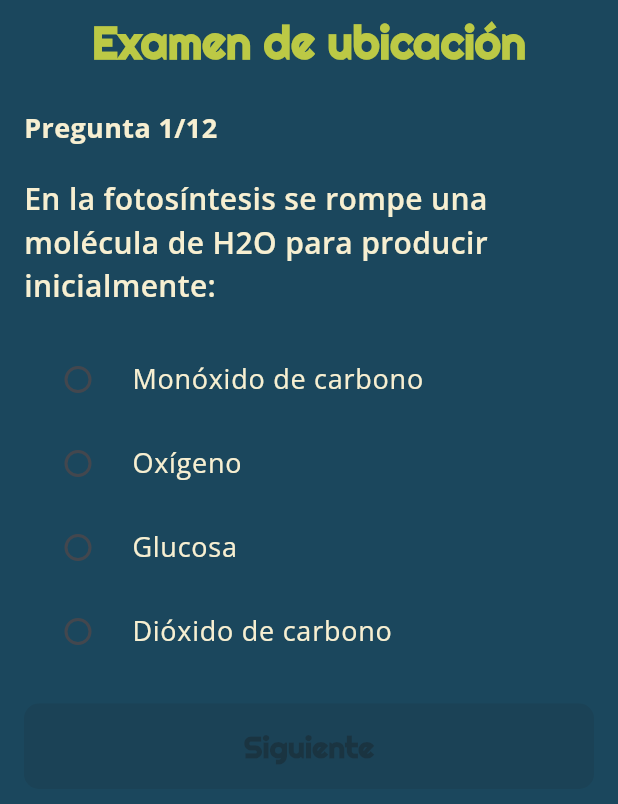
After one commit to bsjc1024/Hackpue2025, a Flutter app: the ExamenView screen opened directly, on a phone screen of 412 x 824 dp. The commit adds this screen. Shown: the top 804 px of the screen. Run offline on Flutter 3.47's test engine with Material 3 defaults, Android fonts, the phone set to English and light mode, and no system bars; our stand-ins replace google_fonts.

Commit message:
Tercer commit

```diff
--- /dev/null
+++ b/flutter_app/lib/screen/exam_ubication.dart
@@ -0,0 +1,366 @@
+import 'package:google_fonts/google_fonts.dart';
+import 'package:flutter/material.dart';
+
+void main() {
+  runApp(const MyApp());
+}
+
+class MyApp extends StatelessWidget {
+  const MyApp({super.key});
+
+  @override
+  Widget build(BuildContext context) {
+    return MaterialApp(
+      debugShowCheckedModeBanner: false,
+      title: 'Examen de Prueba',
+      theme: ThemeData(
+        colorScheme: ColorScheme.fromSeed(seedColor: Colors.blue),
+        useMaterial3: true,
+      ),
+      home: const ExamenView(),
+    );
+  }
+}
+
+// ---------------- EXAMEN ----------------
+class ExamenView extends StatefulWidget {
+  const ExamenView({super.key});
+
+  @override
+  State<ExamenView> createState() => _ExamenViewState();
+}
+
+class _ExamenViewState extends State<ExamenView> {
+  int _preguntaActual = 0;
+
+  final List<Map<String, dynamic>> _preguntas = [
+
+    {
+      "pregunta": "En la fotosíntesis se rompe una molécula de H2O para producir inicialmente:",
+      "opciones": ["Monóxido de carbono", "Oxígeno", "Glucosa", "Dióxido de carbono"],
+      "respuestaCorrecta": "Oxígeno"
+    },
+    {
+      "pregunta": "¿Qué sucede en la interfase y la mitosis?",
+      "opciones": [
+        "Interfase: G, S, P Mitosis: G1, S, G2",
+        "Interfase: P, G1, G2 Mitosis: P, M, S, T",
+        "Interfase: G1, S, G2 Mitosis: P, M, A, T",
+        "Interfase: G1, S, M Mitosis: P, M, A"
+      ],
+      "respuestaCorrecta": "Interfase: G1, S, G2 Mitosis: P, M, A, T"
+    },
+    {
+      "pregunta": "¿Qué favorece la reproducción sexual?",
+      "opciones": [
+        "Variabilidad genética",
+        "Formación de células diploides",
+        "Descendientes idénticos",
+        "Numerosos descendientes"
+      ],
+      "respuestaCorrecta": "Variabilidad genética"
+    },
+    {
+      "pregunta": "Si observas una célula y se distingue el corpúsculo de Barr ¿A qué tipo de célula pertenece?",
+      "opciones": [
+        "Individuo masculino.",
+        "Cromosomas",
+        "Cromosoma masculino",
+        "Individuo femenino"
+      ],
+      "respuestaCorrecta": "Individuo femenino"
+    },
+    {
+      "pregunta": "El metabolismo es la prueba de que la célula es la unidad:",
+      "opciones": [
+        "Anatómica y genética",
+        "Anatómica y funciona",
+        "Genética y funcional",
+        "Pequeña e indivisible"
+      ],
+      "respuestaCorrecta": "Anatómica y funciona"
+    },
+    {
+      "pregunta": "Cuando te duelen los músculos ¿Qué se produjo?",
+      "opciones": [
+        "Malato",
+        "Lactato",
+        "Etano",
+        "Piruvato"
+      ],
+      "respuestaCorrecta": "Lactato"
+    },
+    {
+      "pregunta": "Los borrados para realizar la Judea utilizan?",
+      "opciones": [
+        "olote, varas de otate, sables de madera y cúpula",
+        "olote, varas de otate, sables de madera y máscaras.",
+        "tocados, olote, varas de otate, máscaras y sables de madera",
+        "varas de otate, olote, sables de madera y peyote"
+      ],
+      "respuestaCorrecta": "varas de otate, olote, sables de madera y peyote."
+    },
+    {
+      "pregunta": "Al ser capturado el niño los demonios se autodestruyen puesto que",
+      "opciones": [
+        "deben acabarse entre ellos mismo",
+        "quieren dominar a los pobladores",
+        "no hay un orden superior que los controle",
+        "representan las fuerzas del inframundo"
+      ],
+      "respuestaCorrecta": "no hay un orden superior que los controle."
+    },
+    {
+      "pregunta": "Hay un SUJETO TÁCITO O IMPLÍCITO en",
+      "opciones": [
+        "Somos nada frente a la muerte infausta",
+        "Feliz aquél que busca a Dios en sí mismo",
+        "¡Señor!, tiembla mi alma ante tu grandeza",
+        "Yo he subido más alto, mucho más alto"
+      ],
+      "respuestaCorrecta": "Somos nada frente a la muerte infausta"
+    },
+    {
+      "pregunta": "Elige la opción que contiene sujeto y predicado",
+      "opciones": [
+        "Es útil la computadora",
+        "Las pirámides de Teotihuacán",
+        "Hoy, mañana y siempre",
+        "Las cuentas del gran capitán"
+      ],
+      "respuestaCorrecta": "Es útil la computadora"
+    },
+    {
+      "pregunta": "Existe un error de concordancia en:",
+      "opciones": [
+        "Los checoslovacos combatían en las calles y se oponían a la dictadura",
+        "Un sinnúmero de feligreses acudió a la Villa",
+        "La creación de muchas cosas no se tenían contempladas",
+        "El constante flujo y reflujo de divisas provocó alarma."
+      ],
+      "respuestaCorrecta": "La creación de muchas cosas no se tenían contempladas"
+    },
+    {
+      "pregunta": "Elige la función de la lengua que predomina en el siguiente ejemplo. Luisa, ¿puedes limpiar la mesa y lavar los trastes por favor?",
+      "opciones": [
+        "Metalingüística",
+        "Apelativa",
+        "Referencial",
+        "Sintomática"
+      ],
+      "respuestaCorrecta": "Apelativa"
+
+    }
+  ];
+
+  // Lista para guardar las respuestas del usuario
+  List<String?> _respuestasUsuario = [];
+
+  // Respuesta seleccionada en la pregunta actual
+  String? _respuestaSeleccionada;
+
+  @override
+  void initState() {
+    super.initState();
+    _respuestasUsuario = List.filled(_preguntas.length, null);
+  }
+
+  void _siguientePregunta() {
+    // Guardar la respuesta actual
+    _respuestasUsuario[_preguntaActual] = _respuestaSeleccionada;
+
+    if (_preguntaActual < _preguntas.length - 1) {
+      setState(() {
+        _preguntaActual++;
+        _respuestaSeleccionada = _respuestasUsuario[_preguntaActual];
+      });
+    } else {
+      // Terminar examen y mostrar resultados
+      Navigator.push(
+        context,
+        MaterialPageRoute(
+          builder: (_) => ResultadoScreen(
+            preguntas: _preguntas,
+            respuestasUsuario: _respuestasUsuario,
+          ),
+        ),
+      );
+    }
+  }
+
+  @override
+  Widget build(BuildContext context) {
+    final pregunta = _preguntas[_preguntaActual];
+
+return Scaffold(
+  backgroundColor: const Color(0xFF1B475D), // Fondo de toda la vista
+  appBar: AppBar(
+    backgroundColor: const Color(0xFF1B475D), // Fondo igual al body
+    elevation: 0, // Quita sombra
+    centerTitle: true, // Centrar título
+    title: Text(
+      "Examen de ubicación",
+      style: GoogleFonts.righteous(
+        fontSize: 30,
+        fontWeight: FontWeight.bold,
+        color: const Color.fromARGB(255, 188, 201, 69),
+      ),
+    ),
+  ),
+  body: Padding(
+    padding: const EdgeInsets.all(16.0),
+
+    child: Column(
+      crossAxisAlignment: CrossAxisAlignment.start,
+      children: [
+        Text(
+          "Pregunta ${_preguntaActual + 1}/${_preguntas.length}",
+          style: GoogleFonts.openSans(
+            fontSize: 18,
+            fontWeight: FontWeight.bold,
+            color: const Color.fromARGB(255, 247, 239, 209),
+          ),
+        ),
+        const SizedBox(height: 20),
+
+        // Texto de la pregunta
+        Text(
+          pregunta["pregunta"],
+          style: GoogleFonts.openSans(
+            fontSize: 20,
+            fontWeight: FontWeight.w600,
+            color: const Color.fromARGB(255, 247, 239, 209),
+          ),
+        ),
+        const SizedBox(height: 20),
+
+        // Lista de opciones
+        ...pregunta["opciones"].map<Widget>((opcion) {
+          return RadioListTile<String>(
+            activeColor: const Color(0xFFB4BD62), // color del radio
+            title: Text(
+              opcion,
+              style: GoogleFonts.openSans(
+                fontSize: 18, // un poco más pequeño que la pregunta
+                color: const Color.fromARGB(255, 247, 239, 209),
+              ),
+            ),
+            value: opcion,
+            groupValue: _respuestaSeleccionada,
+            onChanged: (value) {
+              setState(() {
+                _respuestaSeleccionada = value;
+              });
+            },
+          );
+        }).toList(),
+
+        const SizedBox(height: 20),
+
+        // Botón de siguiente
+        SizedBox(
+          width: double.infinity,
+          child: ElevatedButton(
+            style: ElevatedButton.styleFrom(
+              backgroundColor: const Color(0xFF8EBD9D), // color botón
+              foregroundColor: const Color(0xFF1B475D), // color texto
+              padding: const EdgeInsets.symmetric(vertical: 14),
+              shape: RoundedRectangleBorder(
+                borderRadius: BorderRadius.circular(10),
+              ),
+            ),
+            onPressed: _respuestaSeleccionada == null ? null : _siguientePregunta,
+            child: Text(
+              "Siguiente",
+              style: GoogleFonts.righteous(
+                fontSize: 20,
+                fontWeight: FontWeight.bold,
+              ),
+            ),
+          ),
+        ),
+      ],
+    ),
+  ),
+);
+  }
+}
+
+// ---------------- RESULTADOS ----------------
+class ResultadoScreen extends StatelessWidget {
+  final List<Map<String, dynamic>> preguntas;
+  final List<String?> respuestasUsuario;
+
+  const ResultadoScreen({
+    super.key,
+    required this.preguntas,
+    required this.respuestasUsuario,
+  });
+
+  @override
+  Widget build(BuildContext context) {
+    int correctas = 0;
+    int incorrectas = 0;
+
+    for (int i = 0; i < preguntas.length; i++) {
+      if (respuestasUsuario[i] == preguntas[i]['respuestaCorrecta']) {
+        correctas++;
+      } else {
+        incorrectas++;
+      }
+    }
+
+    double porcentaje = (correctas / preguntas.length) * 100;
+
+return Scaffold(
+      backgroundColor: const Color(0xFF1B475D), // Fondo igual que antes
+      body: Center(
+        child: Column(
+          mainAxisAlignment: MainAxisAlignment.center, // Centrado vertical
+          crossAxisAlignment: CrossAxisAlignment.center, // Centrado horizontal
+          children: [
+            Text(
+              "¡Examen terminado!",
+              textAlign: TextAlign.center,
+              style: GoogleFonts.righteous(
+                fontSize: 30,
+                fontWeight: FontWeight.bold,
+                color: const Color(0xFFFAD564),
+              ),
+            ),
+            const SizedBox(height: 30),
+            Text(
+              "Preguntas correctas: $correctas",
+              textAlign: TextAlign.center,
+              style: GoogleFonts.openSans(
+                fontSize: 24,
+                fontWeight: FontWeight.bold,
+                color: const Color(0xFFFFF5D0),
+              ),
+            ),
+            const SizedBox(height: 10),
+            Text(
+              "Preguntas incorrectas: $incorrectas",
+              textAlign: TextAlign.center,
+              style: GoogleFonts.openSans(
+                fontSize: 24,
+                fontWeight: FontWeight.bold,
+                color: const Color(0xFFFFF5D0),
+              ),
+            ),
+            const SizedBox(height: 30),
+            Text(
+              "Calificación: ${porcentaje.toStringAsFixed(1)}%",
+              textAlign: TextAlign.center,
+              style: GoogleFonts.righteous(
+                fontSize: 28,
+                fontWeight: FontWeight.bold,
+                color: const Color(0xFFFAD564),
+              ),
+            ),
+          ],
+        ),
+      ),
+    );
+  }
+}
--- a/flutter_app/lib/screen/university_question_screen.dart
+++ b/flutter_app/lib/screen/university_question_screen.dart
@@ -70,7 +70,7 @@ class UniversityQuestionScreen extends StatelessWidget {
                   },
                   child: const Text(
                     "No, todavía no sé",
-                    style: TextStyle(fontSize: 16, fontWeight: FontWeight.w600),
+                    style: TextStyle(fontSize: 22, fontWeight: FontWeight.w600),
                   ),
                 ),
               ),
--- a/flutter_app/pubspec.yaml
+++ b/flutter_app/pubspec.yaml
@@ -34,6 +34,7 @@ dependencies:
   # The following adds the Cupertino Icons font to your application.
   # Use with the CupertinoIcons class for iOS style icons.
   cupertino_icons: ^1.0.8
+  google_fonts: ^6.3.0
 
 dev_dependencies:
   flutter_test:
```
Also changed, not shown: flutter_app/lib/main.dart (+6 -3 lines), flutter_app/lib/screen/disponibilidad_screen.dart (added, +206 -0 lines), flutter_app/lib/screen/result_screen.dart (added, +67 -0 lines), flutter_app/pubspec.lock, 7 other files.
